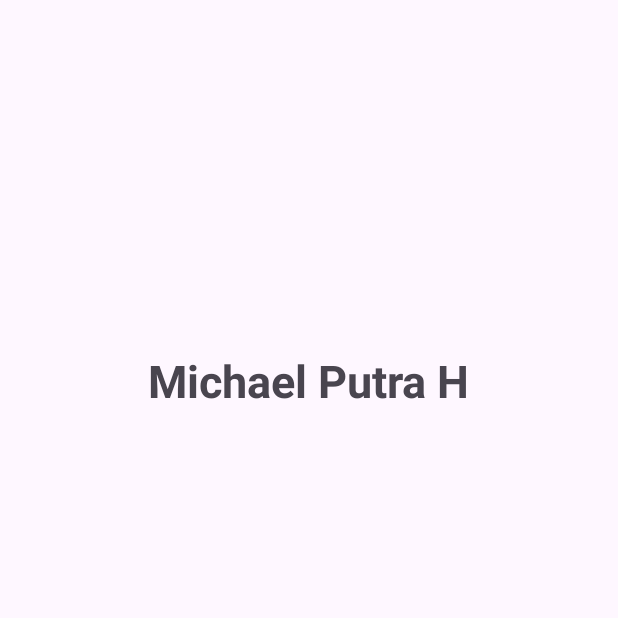
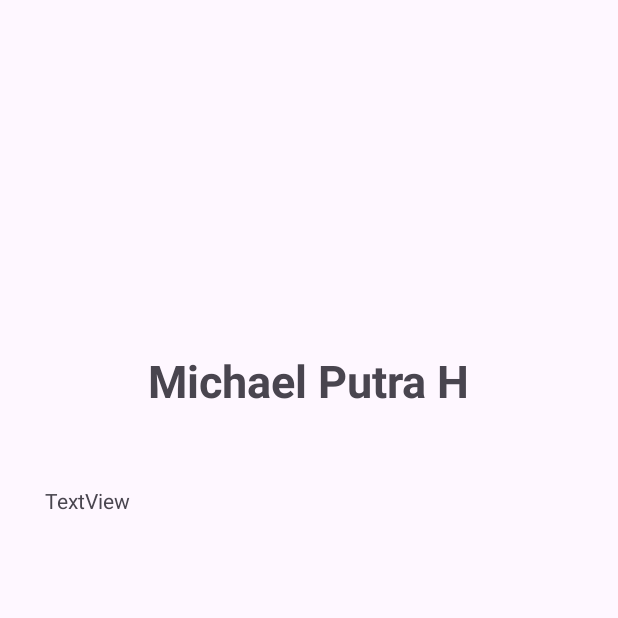
Before and after one commit to zereftyzzz/and-hoki888, an Android app: the screen it shows after launch (MainActivity), on a phone screen of 412 x 824 dp, the top half of it. Run offline under Robolectric (Android 15) with nearby library versions, the light colour scheme and no system bars.

Commit message:
tambah tv deskripsi

```diff
--- a/ProjectAkhir_Buddys/app/src/main/res/layout/activity_main.xml
+++ b/ProjectAkhir_Buddys/app/src/main/res/layout/activity_main.xml
@@ -24,9 +24,21 @@
         android:layout_height="wrap_content"
         android:layout_marginTop="16dp"
         android:text="Michael Putra H"
+        android:textSize="30dp"
+        android:textStyle="bold"
         app:layout_constraintEnd_toEndOf="parent"
         app:layout_constraintStart_toStartOf="parent"
-        app:layout_constraintTop_toBottomOf="@+id/Avatar"
-        android:textSize="30dp"
-        android:textStyle="bold"/>
+        app:layout_constraintTop_toBottomOf="@+id/Avatar" />
+
+    <TextView
+        android:id="@+id/deskripsi"
+        android:layout_width="0dp"
+        android:layout_height="wrap_content"
+        android:layout_marginStart="30dp"
+        android:layout_marginTop="50dp"
+        android:layout_marginEnd="30dp"
+        android:text="TextView"
+        app:layout_constraintEnd_toEndOf="parent"
+        app:layout_constraintStart_toStartOf="parent"
+        app:layout_constraintTop_toBottomOf="@+id/textView" />
 </androidx.constraintlayout.widget.ConstraintLayout>
```
